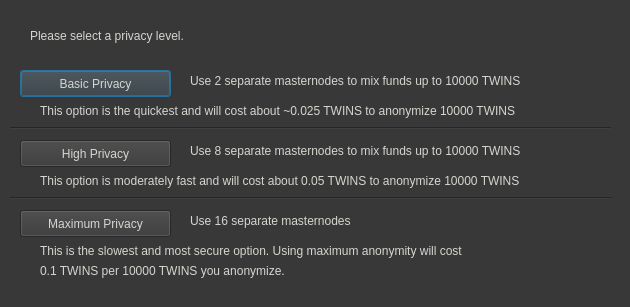
Old version of the form src/qt/forms/obfuscationconfig.ui in the repository NewCapital/TWINS-Core.
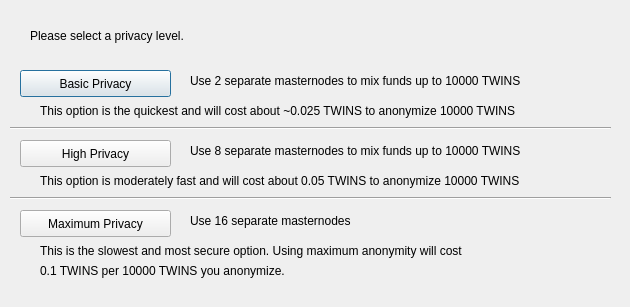
New version of the form.

Patch:
```diff
--- a/src/qt/forms/obfuscationconfig.ui
+++ b/src/qt/forms/obfuscationconfig.ui
@@ -13,10 +13,6 @@
   <property name="windowTitle">
    <string>Configure Obfuscation</string>
   </property>
-  <property name="styleSheet">
-   <string notr="true">background-color:rgb(56, 56, 56);
-color:rgb(211, 215, 207);</string>
-  </property>
   <widget class="QPushButton" name="buttonBasic">
    <property name="geometry">
     <rect>
```
